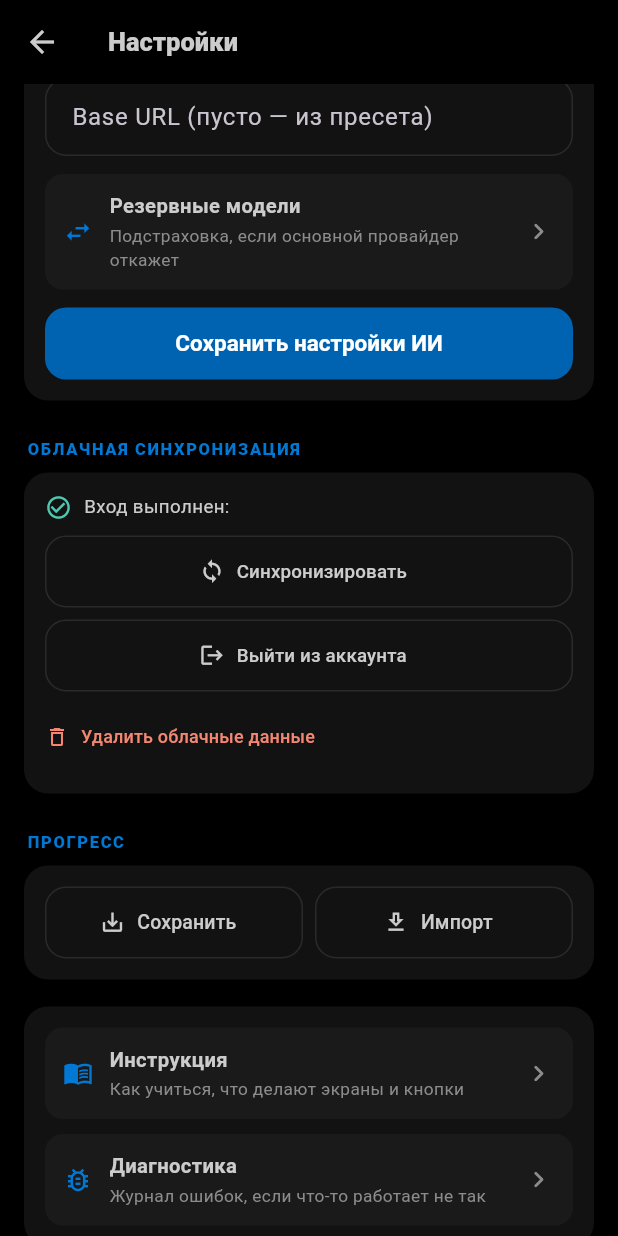
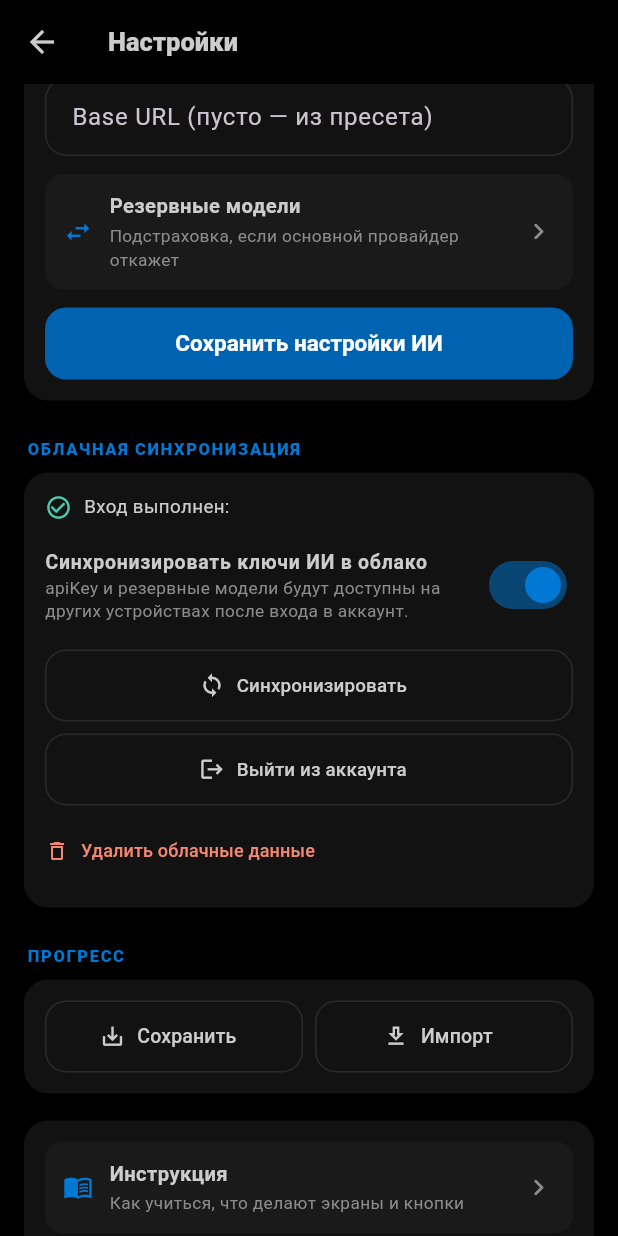
Before and after one commit to bananomonkey/TERMAI, a Flutter app: the SettingsScreen screen opened directly, scrolled down 1152 dp, on a phone screen of 412 x 824 dp. Run offline on Flutter 3.47's test engine with Material 3 defaults, Android fonts, the light colour scheme and no system bars; our stand-ins replace cloud_firestore, firebase_auth, firebase_core, flutter_local_notifications, flutter_markdown, google_sign_in and 2 more; accounts and stored records are empty.

Commit message:
feat(mobile): ключи в облако с опцией, токены в прогрессе, размер APK

```diff
--- a/mobile/lib/ui/settings_screen.dart
+++ b/mobile/lib/ui/settings_screen.dart
@@ -420,6 +420,40 @@ class _SettingsScreenState extends State<SettingsScreen> {
                             ),
                           ]),
                           const SizedBox(height: 10),
+                          // Переключатель отправки ключей в облако.
+                          // По умолчанию включено: ключи и фолбэки уходят в
+                          // Google-облако вместе с прогрессом. Можно выключить,
+                          // тогда ключи останутся только на этом устройстве.
+                          SwitchListTile.adaptive(
+                            contentPadding: EdgeInsets.zero,
+                            title: Text('Синхронизировать ключи ИИ в облако',
+                                style: TextStyle(
+                                    fontSize: 13,
+                                    fontWeight: FontWeight.w600,
+                                    color: C.text)),
+                            subtitle: Text(
+                              'apiKey и резервные модели будут доступны на '
+                              'других устройствах после входа в аккаунт.',
+                              style: TextStyle(
+                                  fontSize: 11.5, color: C.muted, height: 1.3),
+                            ),
+                            value: controller.config.syncKeysToCloud,
+                            activeColor: C.accent,
+                            onChanged: (v) async {
+                              controller.config.syncKeysToCloud = v;
+                              await controller.saveConfig(autofill: false);
+                              if (v && controller.sync.signedIn) {
+                                final msg =
+                                    await controller.syncConfig();
+                                if (context.mounted && msg.isNotEmpty) {
+                                  ScaffoldMessenger.of(context)
+                                      .showSnackBar(
+                                          SnackBar(content: Text(msg)));
+                                }
+                              }
+                            },
+                          ),
+                          const SizedBox(height: 10),
                           // Кнопки в столбик: на узких экранах длинная подпись
                           // «Синхронизировать» не влезала в половину ширины.
                           SizedBox(
```
Also changed, not shown: mobile/lib/models.dart (+7 -0 lines), mobile/lib/store.dart (+37 -4 lines), mobile/lib/sync_service.dart (+46 -0 lines), 2 other files.
